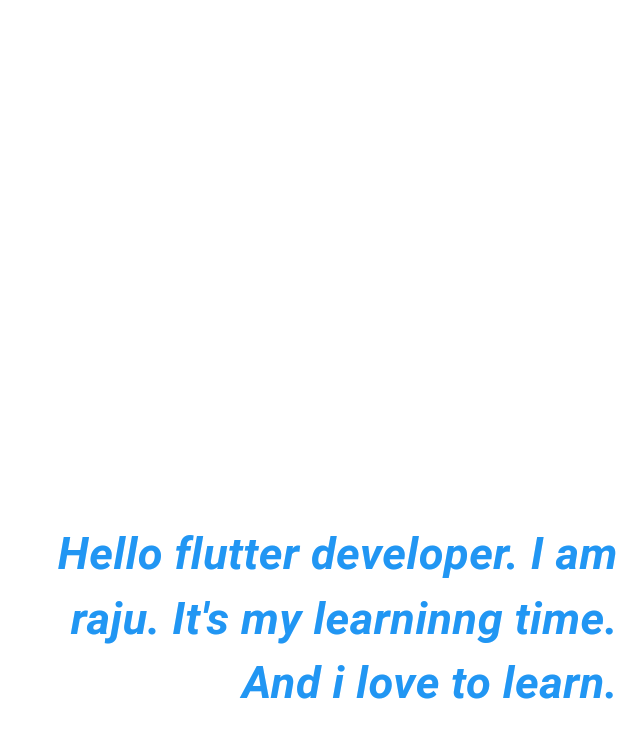
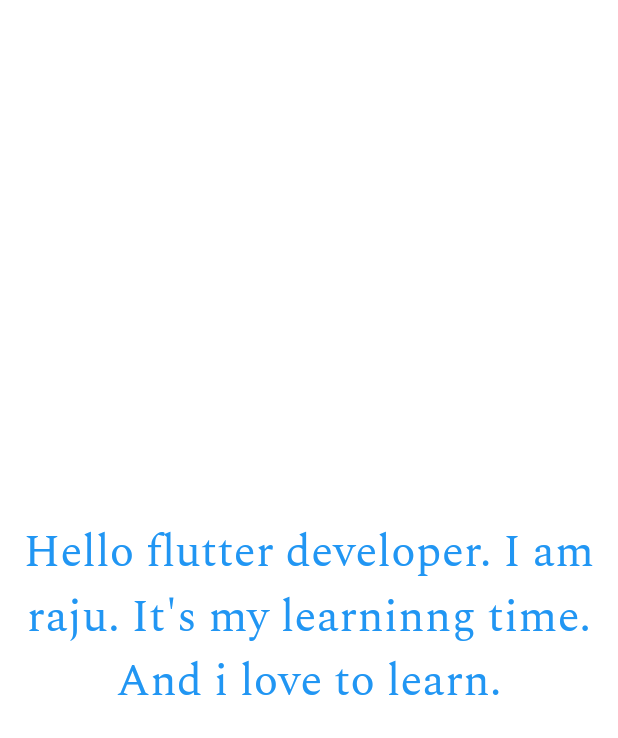
Before and after one commit to Md-Raju-Mia/Flutter_Regular_Practice_Project, a Flutter app: the screen it shows after launch, on a phone screen of 412 x 824 dp. Shown: the top 738 px of the screen. Run offline on Flutter 3.47's test engine with Material 3 defaults, Android fonts, the phone set to English and light mode, and no system bars.

Commit message:
add google font

```diff
--- a/lib/main.dart
+++ b/lib/main.dart
@@ -518,12 +518,15 @@
                 style: TextStyle(
                   color: Colors.blue ,
                   fontSize: 30.0 ,
-                  fontWeight: FontWeight.bold,
-                  fontStyle: FontStyle.italic
+                  // fontWeight: FontWeight.bold,
+                  // fontStyle: FontStyle.italic
+                  fontFamily: 'Spectral'
+
                 ),
 
                 // textAlign: TextAlign.justify,
-                textAlign: TextAlign.right,
+                // textAlign: TextAlign.right,
+                textAlign: TextAlign.center,
 
 
             )
```
Also changed, not shown: pubspec.yaml (+6 -3 lines), fonts/Spectral-Regular.ttf (added).
